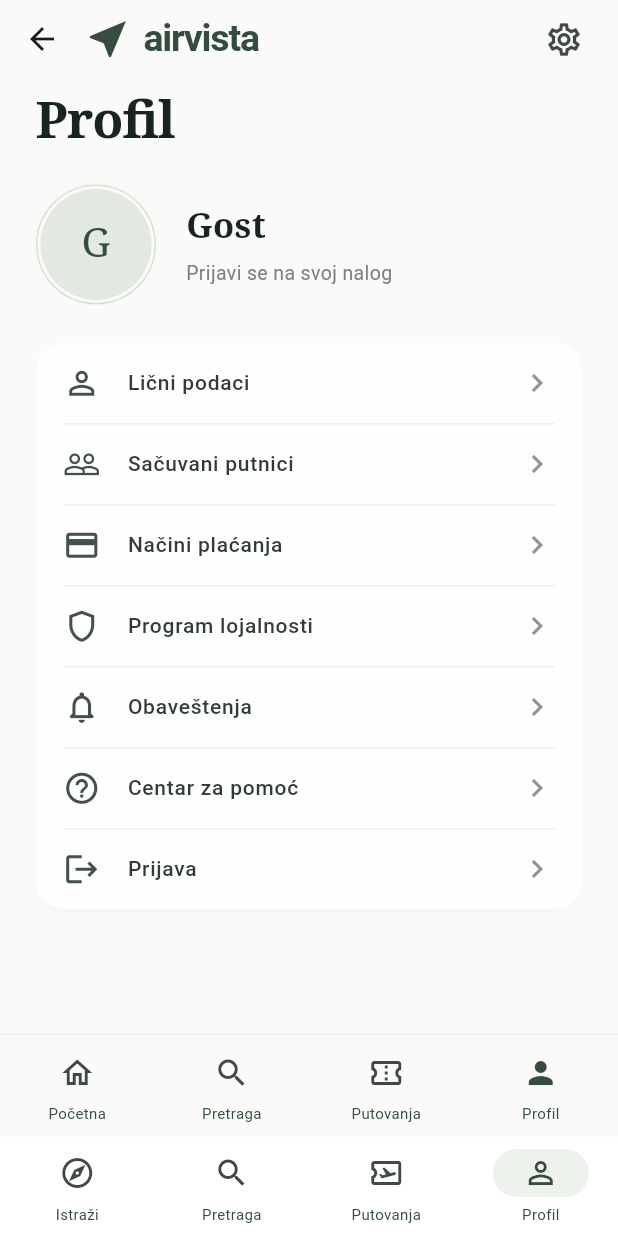
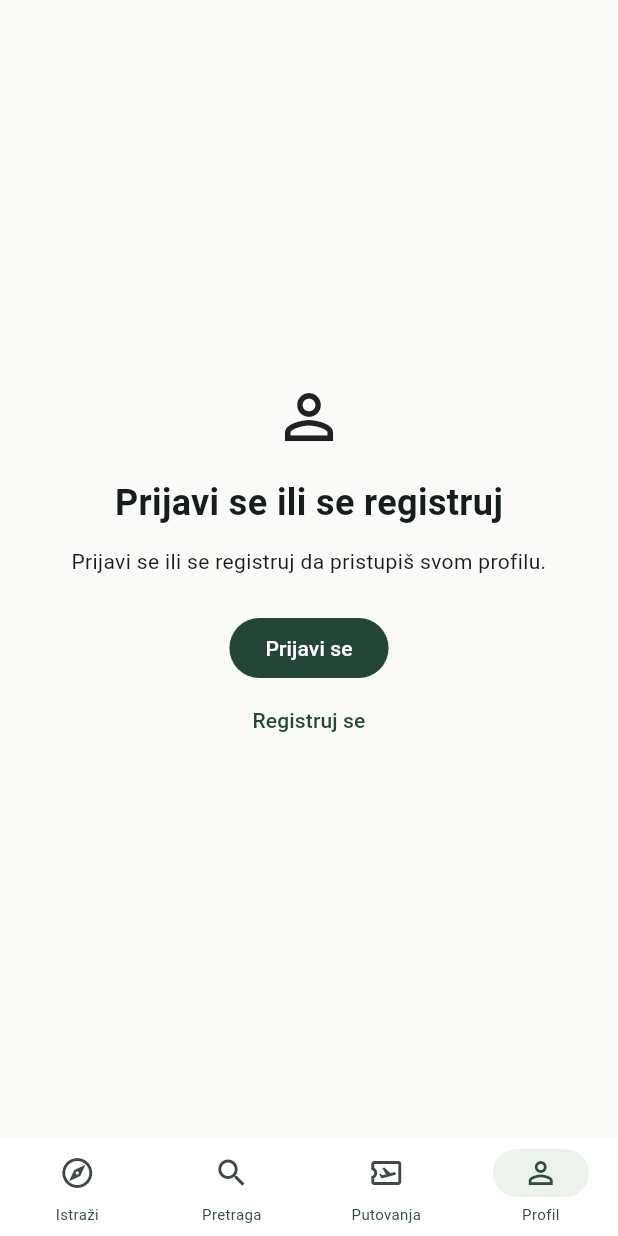
Before and after one commit to KataBanci/mobilna-aplikacija-avio-kompanije, a Flutter app: the BookingHome screen opened directly, item 4 of the bottom bar chosen, on a phone screen of 412 x 824 dp. Run offline on Flutter 3.47's test engine with Material 3 defaults, Android fonts, the phone set to English and light mode, and no system bars; missing offline and left inert: dart:js_interop.

Commit message:
Unapređenje profila za goste i prijavljene korisnike

```diff
--- /dev/null
+++ b/aviokomopanija/lib/screens/guest_sign_in.dart
@@ -0,0 +1,43 @@
+import 'package:flutter/material.dart';
+
+import 'login_screen.dart';
+import 'register_screen.dart';
+
+class GuestSignIn extends StatelessWidget {
+  final String message;
+  const GuestSignIn({super.key, required this.message});
+
+  @override
+  Widget build(BuildContext context) => Center(
+    child: SingleChildScrollView(
+      padding: const EdgeInsets.all(24),
+      child: Column(
+        mainAxisSize: MainAxisSize.min,
+        children: [
+          const Icon(Icons.person_outline, size: 48),
+          const SizedBox(height: 16),
+          const Text(
+            'Prijavi se ili se registruj',
+            textAlign: TextAlign.center,
+            style: TextStyle(fontSize: 24, fontWeight: FontWeight.w600),
+          ),
+          const SizedBox(height: 12),
+          Text(message, textAlign: TextAlign.center),
+          const SizedBox(height: 24),
+          FilledButton(
+            onPressed: () => Navigator.of(context).push(
+              MaterialPageRoute<void>(builder: (_) => const LoginScreen()),
+            ),
+            child: const Text('Prijavi se'),
+          ),
+          TextButton(
+            onPressed: () => Navigator.of(context).push(
+              MaterialPageRoute<void>(builder: (_) => const RegisterScreen()),
+            ),
+            child: const Text('Registruj se'),
+          ),
+        ],
+      ),
+    ),
+  );
+}
--- a/aviokomopanija/lib/screens/profile_screen.dart
+++ b/aviokomopanija/lib/screens/profile_screen.dart
@@ -4,10 +4,19 @@ import 'package:aviokomopanija/screens/welcome_screen.dart';
 import 'package:aviokomopanija/services/auth_service.dart';
 
 import 'notifications_screen.dart';
+import 'guest_sign_in.dart';
+import 'profile_pages.dart';
 
-class ProfileScreen extends StatelessWidget {
-  const ProfileScreen({super.key});
+class ProfileScreen extends StatefulWidget {
+  const ProfileScreen({super.key, required this.onBack});
 
+  final VoidCallback onBack;
+
+  @override
+  State<ProfileScreen> createState() => _ProfileScreenState();
+}
+
+class _ProfileScreenState extends State<ProfileScreen> {
   void logout(BuildContext context) {
     AuthService.logout();
     Navigator.pushAndRemoveUntil(
@@ -17,26 +26,21 @@ class ProfileScreen extends StatelessWidget {
     );
   }
 
-  void showDetails(BuildContext context, String title, String message) {
-    showDialog<void>(
-      context: context,
-      builder: (context) => AlertDialog(
-        title: Text(title),
-        content: Text(message),
-        actions: [
-          TextButton(
-            onPressed: () => Navigator.pop(context),
-            child: const Text('Zatvori'),
-          ),
-        ],
-      ),
-    );
+  Future<void> openPage(Widget page) async {
+    final changed = await Navigator.of(context)
+        .push<bool>(MaterialPageRoute(builder: (_) => page));
+    if (mounted && changed == true) setState(() {});
   }
 
   @override
   Widget build(BuildContext context) {
     final user = AuthService.currentUser;
-    final name = user?['name'] ?? 'Gost';
+    if (user == null) {
+      return const GuestSignIn(
+        message: 'Prijavi se ili se registruj da pristupiš svom profilu.',
+      );
+    }
+    final name = user['name'] ?? 'Gost';
     final initials = name
         .split(' ')
         .where((part) => part.isNotEmpty)
@@ -45,13 +49,37 @@ class ProfileScreen extends StatelessWidget {
         .join()
         .toUpperCase();
     final menu = [
-      ('Lični podaci', Icons.person_outline),
-      ('Sačuvani putnici', Icons.people_outline),
-      ('Načini plaćanja', Icons.credit_card_outlined),
-      ('Program lojalnosti', Icons.shield_outlined),
-      ('Obaveštenja', Icons.notifications_none_rounded),
-      ('Centar za pomoć', Icons.help_outline),
-      (user == null ? 'Prijava' : 'Odjavi se', Icons.logout),
+      (
+        'Lični podaci',
+        Icons.person_outline,
+        () => openPage(const PersonalDetailsPage()),
+      ),
+      (
+        'Sačuvani putnici',
+        Icons.people_outline,
+        () => openPage(const SavedPassengersPage()),
+      ),
+      (
+        'Načini plaćanja',
+        Icons.credit_card_outlined,
+        () => openPage(const PaymentMethodsPage()),
+      ),
+      (
+        'Program lojalnosti',
+        Icons.shield_outlined,
+        () => openPage(const LoyaltyPage()),
+      ),
+      (
+        'Obaveštenja',
+        Icons.notifications_none_rounded,
+        () => openPage(const NotificationsScreen()),
+      ),
+      (
+        'Centar za pomoć',
+        Icons.help_outline,
+        () => openPage(const HelpCenterPage()),
+      ),
+      ('Odjavi se', Icons.logout, () => logout(context)),
     ];
     return Scaffold(
       appBar: AppBar(
@@ -60,7 +88,7 @@ class ProfileScreen extends StatelessWidget {
         leading: IconButton(
           tooltip: 'Nazad',
           icon: const Icon(Icons.arrow_back),
-          onPressed: () => Navigator.maybePop(context),
+          onPressed: widget.onBack,
         ),
         titleSpacing: 0,
         title: const Row(
@@ -78,18 +106,6 @@ class ProfileScreen extends StatelessWidget {
             ),
           ],
         ),
-        actions: [
-          IconButton(
-            tooltip: 'Podešavanja',
-            icon: const Icon(Icons.settings_outlined, size: 26),
-            onPressed: () => showDetails(
-              context,
-              'Podešavanja',
-              'Podešavanja još nisu dostupna.',
-            ),
-          ),
-          const SizedBox(width: 12),
-        ],
       ),
       body: SafeArea(
         bottom: false,
@@ -148,7 +164,7 @@ class ProfileScreen extends StatelessWidget {
                         ),
                         const SizedBox(height: 5),
                         Text(
-                          user?['email'] ?? 'Prijavi se na svoj nalog',
+                          user['email'] ?? '',
                           style: const TextStyle(
                             color: Color(0xFF7D827D),
                             fontSize: 13,
@@ -197,32 +213,7 @@ class ProfileScreen extends StatelessWidget {
                           size: 24,
                           color: Color(0xFF8D9692),
                         ),
-                        onTap: () {
-                          if (menu[index].$1 == 'Obaveštenja') {
-                            Navigator.push(
-                              context,
-                              MaterialPageRoute<void>(
-                                builder: (_) => const NotificationsScreen(),
-                              ),
-                            );
-                          } else if (index == menu.length - 1) {
-                            logout(context);
-                          } else if (index == 0) {
-                            showDetails(
-                              context,
-                              'Lični podaci',
-                              user == null
-                                  ? 'Prijavi se da vidiš svoje podatke.'
-                                  : '$name\n${user['email']}',
-                            );
-                          } else {
-                            showDetails(
-                              context,
-                              menu[index].$1,
-                              'Ova funkcionalnost još nije dostupna.',
-                            );
-                          }
-                        },
+                        onTap: menu[index].$3,
                       ),
                       if (index < menu.length - 1)
                         const Divider(
@@ -240,44 +231,6 @@ class ProfileScreen extends StatelessWidget {
           ),
         ),
       ),
-      bottomNavigationBar: Container(
-        decoration: const BoxDecoration(
-          border: Border(top: BorderSide(color: Color(0xFFEBEEE8))),
-        ),
-        child: NavigationBar(
-          height: 68,
-          selectedIndex: 3,
-          elevation: 0,
-          backgroundColor: AppColors.lightScaffoldColor,
-          indicatorColor: Colors.transparent,
-          onDestinationSelected: (index) {
-            if (index == 0) Navigator.maybePop(context);
-            if (index == 1 || index == 2) {
-              showDetails(
-                context,
-                index == 1 ? 'Pretraga' : 'Putovanja',
-                'Ova funkcionalnost još nije dostupna.',
-              );
-            }
-          },
-          destinations: const [
-            NavigationDestination(
-              icon: Icon(Icons.home_outlined),
-              label: 'Početna',
-            ),
-            NavigationDestination(icon: Icon(Icons.search), label: 'Pretraga'),
-            NavigationDestination(
-              icon: Icon(Icons.confirmation_number_outlined),
-              label: 'Putovanja',
-            ),
-            NavigationDestination(
-              icon: Icon(Icons.person_outline),
-              selectedIcon: Icon(Icons.person, color: AppColors.lightPrimary),
-              label: 'Profil',
-            ),
-          ],
-        ),
-      ),
     );
   }
 }
--- a/aviokomopanija/lib/services/auth_service.dart
+++ b/aviokomopanija/lib/services/auth_service.dart
@@ -1,3 +1,5 @@
+import 'dart:convert';
+
 // Lokalni probni nalozi. LocalDatabase ih čuva između pokretanja.
 class AuthService {
   static void Function()? onChanged;
@@ -44,6 +46,60 @@ class AuthService {
     },
   ];
   static Map<String, String>? currentUser;
+  static Map<String, String>? get _account {
+    final email = currentUser?['email'];
+    for (final user in _users) {
+      if (user['email'] == email) return user;
+    }
+    return null;
+  }
+
+  static String get phone => _account?['phone'] ?? '';
+
+  static void updatePersonalDetails(String name, String phone) {
+    final account = _account;
+    if (account == null) return;
+    account['name'] = name;
+    account['phone'] = phone;
+    currentUser?['name'] = name;
+    onChanged?.call();
+  }
+
+  static List<Map<String, String>> get savedPassengers {
+    final data = jsonDecode(_account?['savedPassengers'] ?? '[]') as List;
+    return data.map((entry) => Map<String, String>.from(entry as Map)).toList();
+  }
+
+  static void savePassengers(List<Map<String, String>> passengers) =>
+      _saveProfileValue('savedPassengers', jsonEncode(passengers));
+
+  static const paymentMethods = [
+    'Platna kartica',
+    'PayPal',
+    'Apple Pay',
+    'Google Pay',
+  ];
+
+  static String get preferredPaymentMethod {
+    final method = _account?['preferredPaymentMethod'];
+    return paymentMethods.contains(method) ? method! : paymentMethods.first;
+  }
+
+  static void setPreferredPaymentMethod(String method) =>
+      _saveProfileValue('preferredPaymentMethod', method);
+
+  static bool get loyaltyMember => _account?['loyaltyMember'] == 'true';
+
+  static void setLoyaltyMembership(bool member) =>
+      _saveProfileValue('loyaltyMember', member.toString());
+
+  static void _saveProfileValue(String key, String value) {
+    final account = _account;
+    if (account == null) return;
+    account[key] = value;
+    onChanged?.call();
+  }
+
   static Iterable<String> get userEmails => _users
       .where((user) => user['role'] == 'user')
       .map((user) => user['email']!);
```
Also changed, not shown: aviokomopanija/lib/screens/booking_screens.dart (+77 -15 lines), aviokomopanija/lib/screens/notifications_screen.dart (+9 -2 lines), aviokomopanija/lib/screens/profile_pages.dart (added, +302 -0 lines), 1 other file.
